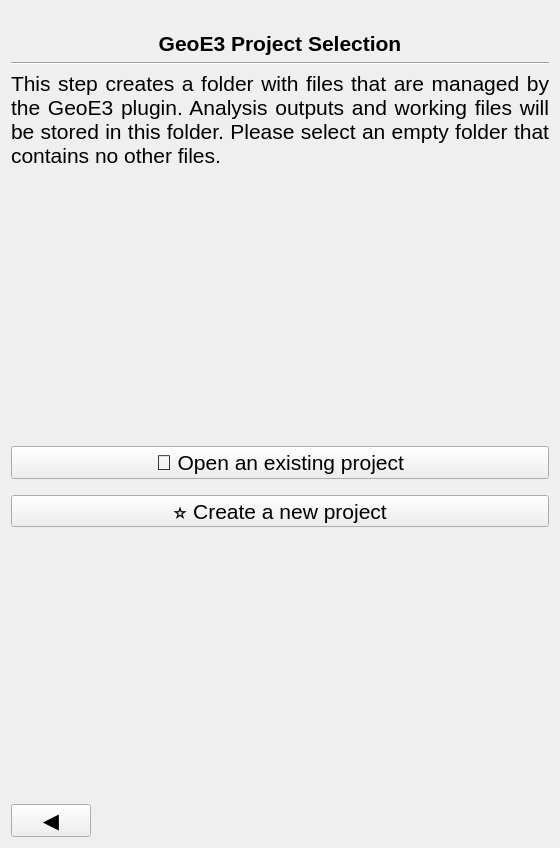
First picture: the form in geest/ui/setup_panel_base.ui, repository timlinux/Fork-Geo3e-QGIS-Plugin, before the edit.
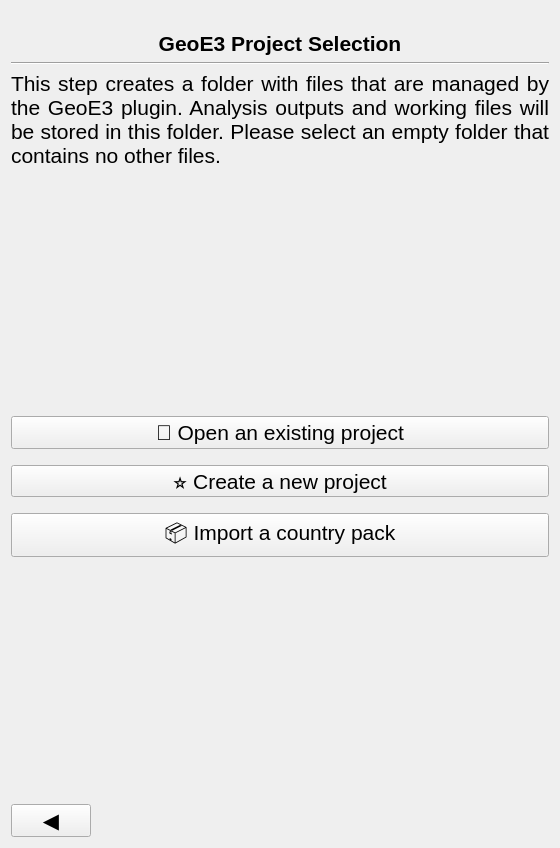
Second picture: the form after the edit. Icons and pictures are not drawn.

Commit message: feat: add Import Country Pack option to the setup wizard

What changed in the file:
```diff
--- a/geest/ui/setup_panel_base.ui
+++ b/geest/ui/setup_panel_base.ui
@@ -141,15 +141,49 @@
      <property name="orientation">
       <enum>Qt::Vertical</enum>
      </property>
+     <property name="sizeType">
+      <enum>QSizePolicy::Minimum</enum>
+     </property>
      <property name="sizeHint" stdset="0">
       <size>
        <width>20</width>
-       <height>132</height>
+       <height>10</height>
       </size>
      </property>
     </spacer>
    </item>
    <item row="9" column="0">
+    <widget class="QToolButton" name="import_country_pack_button">
+     <property name="sizePolicy">
+      <sizepolicy hsizetype="MinimumExpanding" vsizetype="Fixed">
+       <horstretch>0</horstretch>
+       <verstretch>0</verstretch>
+      </sizepolicy>
+     </property>
+     <property name="font">
+      <font>
+       <pointsize>16</pointsize>
+      </font>
+     </property>
+     <property name="text">
+      <string>📦 Import a country pack</string>
+     </property>
+    </widget>
+   </item>
+   <item row="10" column="0">
+    <spacer name="verticalSpacer_4">
+     <property name="orientation">
+      <enum>Qt::Vertical</enum>
+     </property>
+     <property name="sizeHint" stdset="0">
+      <size>
+       <width>20</width>
+       <height>132</height>
+      </size>
+     </property>
+    </spacer>
+   </item>
+   <item row="11" column="0">
     <layout class="QHBoxLayout" name="horizontalLayout_2">
      <item>
       <widget class="QPushButton" name="previous_button">
```
The commit also changes 7 other files.
